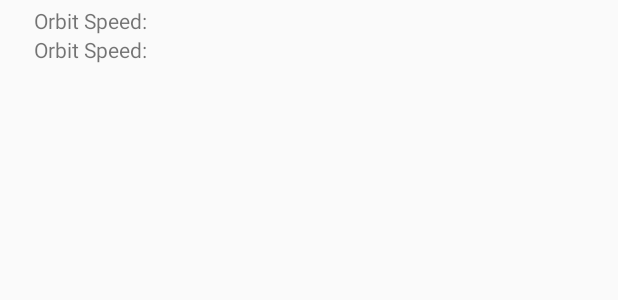
After one commit to Ruiguo124/360.AR, an Android app: the layout info_board.xml on its own in the app's theme, with its tools: preview values and no code run, on a phone screen of 412 x 824 dp. The commit adds this screen. Shown: the top 300 px of the screen. Run offline under Robolectric (Android 15) with nearby library versions, the phone set to English and light mode, and no system bars.

Commit message:
added board

```diff
--- a/app/build.gradle
+++ b/app/build.gradle
@@ -50,3 +50,8 @@ sceneform.asset('sampledata/Toyota Prius XW30 2010.obj',
         'default',
         'sampledata/Toyota Prius XW30 2010.sfa',
         'src/main/assets/Toyota Prius XW30 2010')
+
+sceneform.asset('sampledata/Mazda MAZDA6 Sport 2008.obj',
+        'default',
+        'sampledata/Mazda MAZDA6 Sport 2008.sfa',
+        'src/main/assets/Mazda MAZDA6 Sport 2008')
--- /dev/null
+++ b/app/src/main/res/layout/info_board.xml
@@ -0,0 +1,27 @@
+<?xml version="1.0" encoding="utf-8"?>
+
+<LinearLayout xmlns:android="http://schemas.android.com/apk/res/android"
+    android:id="@+id/testview"
+    android:layout_width="120dp"
+    android:layout_height="wrap_content"
+    android:orientation="vertical"
+    android:padding="4dp"
+    android:clipChildren="false"
+    android:clipToPadding="false" >
+
+    <TextView
+        android:id="@+id/make"
+        android:layout_width="match_parent"
+        android:layout_height="wrap_content"
+        android:text="Orbit Speed:"
+        android:textAlignment="center" />
+
+    <TextView
+        android:id="@+id/model"
+        android:layout_width="match_parent"
+        android:layout_height="wrap_content"
+        android:text="Orbit Speed:"
+        android:textAlignment="center" />
+
+
+</LinearLayout>
```
Also changed, not shown: app/src/main/java/com/beta/a360ar/MainActivity.java (+52 -3 lines), app/src/main/res/layout/activity_main.xml (+11 -12 lines), 6 other files.
